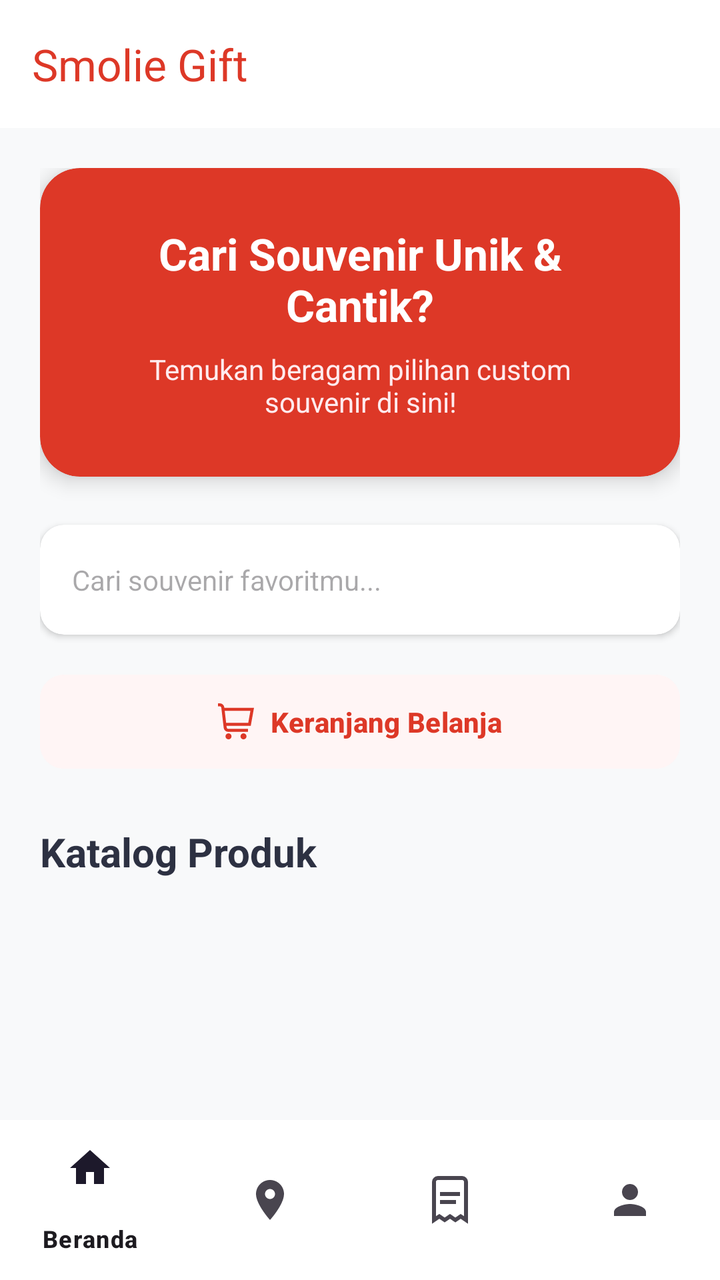
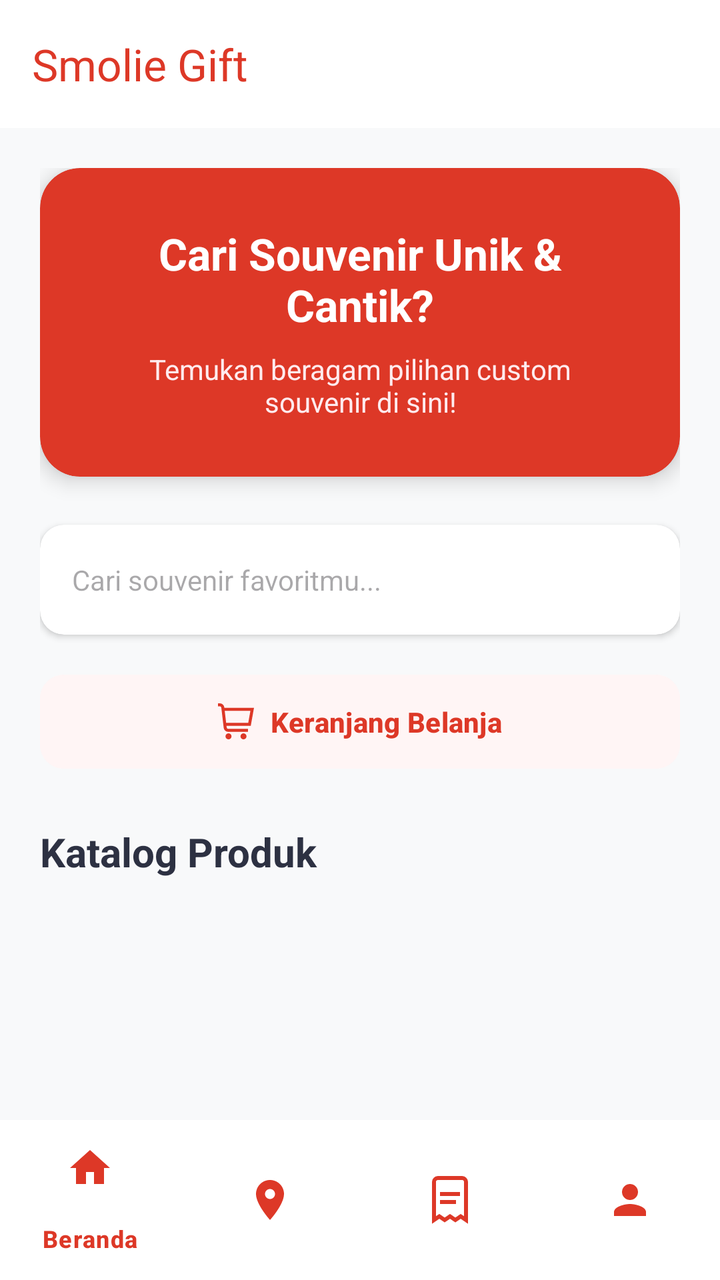

Two renders of the same Android screen: before a commit and after it. Below are the layout's source before the change and the commit's diff.
<!-- AndroidManifest.xml: application theme Theme.SmolieGiftMobile -->
<!-- res/layout/activity_pembeli_dashboard.xml -->
<?xml version="1.0" encoding="utf-8"?>
<androidx.constraintlayout.widget.ConstraintLayout xmlns:android="http://schemas.android.com/apk/res/android"
    xmlns:app="http://schemas.android.com/apk/res-auto"
    android:layout_width="match_parent"
    android:layout_height="match_parent"
    android:background="#F8F9FA">

    <androidx.appcompat.widget.Toolbar
        android:id="@+id/toolbarPembeli"
        android:layout_width="match_parent"
        android:layout_height="?attr/actionBarSize"
        android:background="#FFFFFF"
        android:elevation="4dp"
        app:title="Smolie Gift"
        app:titleTextColor="#DD3827"
        app:layout_constraintTop_toTopOf="parent" />

    <FrameLayout
        android:id="@+id/contentFramePembeli"
        android:layout_width="match_parent"
        android:layout_height="0dp"
        app:layout_constraintTop_toBottomOf="@id/toolbarPembeli"
        app:layout_constraintBottom_toTopOf="@id/bottomNavPembeli">

        <ScrollView
            android:id="@+id/layoutHomePembeli"
            android:layout_width="match_parent"
            android:layout_height="match_parent"
            android:visibility="visible">

            <LinearLayout
                android:layout_width="match_parent"
                android:layout_height="wrap_content"
                android:orientation="vertical"
                android:padding="20dp"
                android:paddingBottom="32dp">

                <androidx.cardview.widget.CardView
                    android:layout_width="match_parent"
                    android:layout_height="wrap_content"
                    app:cardBackgroundColor="#DD3827"
                    app:cardCornerRadius="20dp"
                    app:cardElevation="6dp"
                    android:layout_marginBottom="24dp">

                    <LinearLayout
                        android:layout_width="match_parent"
                        android:layout_height="wrap_content"
                        android:gravity="center"
                        android:orientation="vertical"
                        android:padding="28dp">

                        <TextView
                            android:id="@+id/tvHeaderTitle"
                            android:layout_width="wrap_content"
                            android:layout_height="wrap_content"
                            android:text="Cari Souvenir Unik &amp; Cantik?"
                            android:textAlignment="center"
                            android:textColor="#FFFFFF"
                            android:textSize="22sp"
                            android:textStyle="bold" />

                        <TextView
                            android:id="@+id/tvHeaderSub"
                            android:layout_width="wrap_content"
                            android:layout_height="wrap_content"
                            android:layout_marginTop="8dp"
                            android:text="Temukan beragam pilihan custom souvenir di sini!"
                            android:textAlignment="center"
                            android:textColor="#FFEBEE"
                            android:textSize="14sp" />
                    </LinearLayout>
                </androidx.cardview.widget.CardView>

                <LinearLayout
                    android:id="@+id/llKasirActions"
                    android:layout_width="match_parent"
                    android:layout_height="wrap_content"
                    android:orientation="horizontal"
                    android:layout_marginBottom="16dp"
                    android:visibility="gone">

                    <Button
                        android:id="@+id/btnInputManualBaru"
                        android:layout_width="0dp"
                        android:layout_height="60dp"
                        android:layout_weight="1"
                        android:text="Input Manual"
                        android:backgroundTint="#2D3142"
                        android:textColor="#FFFFFF"
                        android:textStyle="bold"
                        app:cornerRadius="12dp"
                        android:layout_marginEnd="8dp"
                        app:icon="@drawable/edit"
                        app:iconTint="#FFFFFF"/>

                    <Button
                        android:id="@+id/btnLihatKeranjangKasir"
                        android:layout_width="0dp"
                        android:layout_height="60dp"
                        android:layout_weight="1"
                        android:text="Keranjang"
                        android:backgroundTint="#DD3827"
                        android:textColor="#FFFFFF"
                        android:textStyle="bold"
                        app:cornerRadius="12dp"
                        app:icon="@drawable/shopping_cart"
                        app:iconTint="#FFFFFF"/>
                </LinearLayout>

                <androidx.cardview.widget.CardView
                    android:layout_width="match_parent"
                    android:layout_height="wrap_content"
                    app:cardCornerRadius="12dp"
                    app:cardElevation="2dp"
                    android:layout_marginBottom="16dp"
                    app:cardBackgroundColor="#FFFFFF">
                    <AutoCompleteTextView
                        android:id="@+id/acSearchProduk"
                        android:layout_width="match_parent"
                        android:layout_height="55dp"
                        android:background="@android:color/transparent"
                        android:hint="Cari souvenir favoritmu..."
                        android:paddingStart="16dp"
                        android:paddingEnd="16dp"
                        android:textColor="#2D3142"
                        android:textSize="14sp"
                        android:completionThreshold="1"/>
                </androidx.cardview.widget.CardView>

                <Button
                    android:id="@+id/btnLihatKeranjang"
                    android:layout_width="match_parent"
                    android:layout_height="55dp"
                    android:text="Keranjang Belanja"
                    app:icon="@drawable/shopping_cart"
                    app:iconGravity="textStart"
                    android:backgroundTint="#FFF5F5"
                    android:textColor="#DD3827"
                    app:iconTint="#DD3827"
                    android:textStyle="bold"
                    app:cornerRadius="12dp"
                    android:layout_marginBottom="24dp"
                    android:elevation="2dp"/>

                <TextView
                    android:id="@+id/tvLabelKatalog"
                    android:layout_width="wrap_content"
                    android:layout_height="wrap_content"
                    android:text="Katalog Produk"
                    android:textColor="#2D3142"
                    android:textStyle="bold"
                    android:textSize="20sp"
                    android:layout_marginBottom="16dp"/>

                <GridLayout
                    android:id="@+id/glDaftarProdukPembeli"
                    android:layout_width="match_parent"
                    android:layout_height="wrap_content"
                    android:columnCount="2"
                    android:alignmentMode="alignMargins"
                    android:columnOrderPreserved="false" />
            </LinearLayout>
        </ScrollView>

        <FrameLayout
            android:id="@+id/fragmentContainerPembeli"
            android:layout_width="match_parent"
            android:layout_height="match_parent"
            android:visibility="gone" />

        
        <FrameLayout
            android:id="@+id/layoutLocationPembeli"
            android:layout_width="match_parent"
            android:layout_height="match_parent"
            android:visibility="gone">

            <org.osmdroid.views.MapView
                android:id="@+id/mapOsm"
                android:layout_width="match_parent"
                android:layout_height="match_parent"/>

            <com.google.android.material.floatingactionbutton.FloatingActionButton
                android:id="@+id/fabMyLocation"
                android:layout_width="wrap_content"
                android:layout_height="wrap_content"
                android:layout_gravity="bottom|end"
                android:layout_margin="16dp"
                android:src="@drawable/ic_my_location"
                app:backgroundTint="#FFFFFF"
                app:tint="#DD3827"
                app:fabSize="normal" />

        </FrameLayout>

        <ScrollView
            android:id="@+id/layoutProfilePembeli"
            android:layout_width="match_parent"
            android:layout_height="match_parent"
            android:visibility="gone">

            <LinearLayout
                android:layout_width="match_parent"
                android:layout_height="wrap_content"
                android:orientation="vertical"
                android:padding="24dp"
                android:gravity="center_horizontal">

                <androidx.cardview.widget.CardView
                    android:layout_width="100dp"
                    android:layout_height="100dp"
                    app:cardCornerRadius="50dp"
                    app:cardElevation="4dp"
                    android:layout_marginBottom="16dp">
                    <ImageView
                        android:layout_width="match_parent"
                        android:layout_height="match_parent"
                        android:src="@drawable/ic_person"
                        app:tint="#DD3827"
                        android:padding="20dp"
                        android:scaleType="centerInside"/>
                </androidx.cardview.widget.CardView>

                <TextView
                    android:id="@+id/tvProfileName"
                    android:layout_width="wrap_content"
                    android:layout_height="wrap_content"
                    android:text="Nama Pembeli"
                    android:textSize="24sp"
                    android:textStyle="bold"
                    android:textColor="#2D3142"/>

                <TextView
                    android:id="@+id/tvProfileEmail"
                    android:layout_width="wrap_content"
                    android:layout_height="wrap_content"
                    android:text="email@example.com"
                    android:textSize="16sp"
                    android:textColor="#64748B"
                    android:layout_marginBottom="32dp"/>

                <androidx.cardview.widget.CardView
                    android:layout_width="match_parent"
                    android:layout_height="wrap_content"
                    app:cardCornerRadius="16dp"
                    app:cardElevation="3dp"
                    android:backgroundTint="#FFFFFF">
                    <LinearLayout
                        android:layout_width="match_parent"
                        android:layout_height="wrap_content"
                        android:orientation="vertical"
                        android:padding="20dp">
                        <TextView
                            android:layout_width="wrap_content"
                            android:layout_height="wrap_content"
                            android:text="Informasi Akun"
                            android:textStyle="bold"
                            android:textColor="#2D3142"
                            android:textSize="16sp"
                            android:layout_marginBottom="16dp"/>

                        <TextView
                            android:id="@+id/tvProfileUsername"
                            android:layout_width="wrap_content"
                            android:layout_height="wrap_content"
                            android:text="Username: -"
                            android:textColor="#64748B"
                            android:textSize="14sp"/>

                        <View android:layout_width="match_parent" android:layout_height="1dp" android:background="#F1F5F9" android:layout_marginTop="12dp" android:layout_marginBottom="12dp"/>

                        <TextView
                            android:id="@+id/tvProfileGender"
                            android:layout_width="wrap_content"
                            android:layout_height="wrap_content"
                            android:text="Jenis Kelamin: -"
                            android:textColor="#64748B"
                            android:textSize="14sp"/>

                        <View android:layout_width="match_parent" android:layout_height="1dp" android:background="#F1F5F9" android:layout_marginTop="12dp" android:layout_marginBottom="12dp"/>

                        <TextView
                            android:id="@+id/tvProfilePhone"
                            android:layout_width="wrap_content"
                            android:layout_height="wrap_content"
                            android:text="Telepon: -"
                            android:textColor="#64748B"
                            android:textSize="14sp"/>

                        <View android:layout_width="match_parent" android:layout_height="1dp" android:background="#F1F5F9" android:layout_marginTop="12dp" android:layout_marginBottom="12dp"/>

                        <TextView
                            android:id="@+id/tvProfileAddress"
                            android:layout_width="wrap_content"
                            android:layout_height="wrap_content"
                            android:text="Alamat: -"
                            android:textColor="#64748B"
                            android:textSize="14sp"/>
                    </LinearLayout>
                </androidx.cardview.widget.CardView>
            </LinearLayout>
        </ScrollView>
    </FrameLayout>

    <com.google.android.material.bottomnavigation.BottomNavigationView
        android:id="@+id/bottomNavPembeli"
        android:layout_width="match_parent"
        android:layout_height="wrap_content"
        android:background="#FFFFFF"
        app:elevation="8dp"
        app:menu="@menu/pembeli_bottom_menu"
        app:layout_constraintBottom_toBottomOf="parent" />

</androidx.constraintlayout.widget.ConstraintLayout>
<!-- resources referenced by this layout -->
<resources>
  <!-- drawable edit (drawable) -->
  <vector xmlns:android="http://schemas.android.com/apk/res/android"
      android:width="512dp"
      android:height="512dp"
      android:viewportWidth="24"
      android:viewportHeight="24">
    <path
        android:fillColor="#FF000000"
        android:pathData="M18.656,0.93 L6.464,13.122A4.966,4.966 0,0 0,5 16.657L5,18a1,1 0,0 0,1 1L7.343,19a4.966,4.966 0,0 0,3.535 -1.464L23.07,5.344a3.125,3.125 0,0 0,0 -4.414A3.194,3.194 0,0 0,18.656 0.93ZM21.656,3.93L9.464,16.122A3.02,3.02 0,0 1,7.343 17L7,17v-0.343a3.02,3.02 0,0 1,0.878 -2.121L20.07,2.344a1.148,1.148 0,0 1,1.586 0A1.123,1.123 0,0 1,21.656 3.93Z"/>
    <path
        android:fillColor="#FF000000"
        android:pathData="M23,8.979a1,1 0,0 0,-1 1V15H18a3,3 0,0 0,-3 3v4H5a3,3 0,0 1,-3 -3V5A3,3 0,0 1,5 2h9.042a1,1 0,0 0,0 -2H5A5.006,5.006 0,0 0,0 5V19a5.006,5.006 0,0 0,5 5H16.343a4.968,4.968 0,0 0,3.536 -1.464l2.656,-2.658A4.968,4.968 0,0 0,24 16.343V9.979A1,1 0,0 0,23 8.979ZM18.465,21.122a2.975,2.975 0,0 1,-1.465 0.8V18a1,1 0,0 1,1 -1h3.925a3.016,3.016 0,0 1,-0.8 1.464Z"/>
  </vector>
  <!-- drawable ic_my_location (drawable) -->
  <vector xmlns:android="http://schemas.android.com/apk/res/android"
      android:width="24dp"
      android:height="24dp"
      android:viewportWidth="24"
      android:viewportHeight="24">
      <path
          android:fillColor="#FF000000"
          android:pathData="M12,8c-2.21,0 -4,1.79 -4,4s1.79,4 4,4 4,-1.79 4,-4 -1.79,-4 -4,-4zM20.94,11c-0.46,-4.17 -3.77,-7.48 -7.94,-7.94V1h-2v2.06C6.83,3.52 3.52,6.83 3.06,11H1v2h2.06c0.46,4.17 3.77,7.48 7.94,7.94V23h2v-2.06c4.17,-0.46 7.48,-3.77 7.94,-7.94H23v-2h-2.06zM12,19c-3.87,0 -7,-3.13 -7,-7s3.13,-7 7,-7 7,3.13 7,7 -3.13,7 -7,7z"/>
  </vector>
  <!-- drawable ic_person (drawable) -->
  <vector xmlns:android="http://schemas.android.com/apk/res/android"
      android:width="24dp"
      android:height="24dp"
      android:viewportWidth="24"
      android:viewportHeight="24">
      <path
          android:fillColor="#FF000000"
          android:pathData="M12,12c2.21,0 4,-1.79 4,-4s-1.79,-4 -4,-4 -4,1.79 -4,4 1.79,4 4,4zM12,14c-2.67,0 -8,1.34 -8,4v2h16v-2c0,-2.66 -5.33,-4 -8,-4z" />
  </vector>
  <!-- drawable shopping_cart (drawable) -->
  <vector xmlns:android="http://schemas.android.com/apk/res/android"
      android:width="512dp"
      android:height="512dp"
      android:viewportWidth="24"
      android:viewportHeight="24">
    <path
        android:fillColor="#FF000000"
        android:pathData="M24,3H4.242L4.2,2.649A3,3 0,0 0,1.222 0H0V2H1.222a1,1 0,0 1,0.993 0.883L3.8,16.351A3,3 0,0 0,6.778 19H20V17H6.778a1,1 0,0 1,-0.993 -0.884L5.654,15H21.836ZM20.164,13H5.419L4.478,5H21.607Z"/>
    <path
        android:fillColor="#FF000000"
        android:pathData="M7,22m-2,0a2,2 0,1 1,4 0a2,2 0,1 1,-4 0"/>
    <path
        android:fillColor="#FF000000"
        android:pathData="M17,22m-2,0a2,2 0,1 1,4 0a2,2 0,1 1,-4 0"/>
  </vector>
  <style name="Theme.SmolieGiftMobile" parent="Base.Theme.SmolieGiftMobile" />
  <style name="Base.Theme.SmolieGiftMobile" parent="Theme.Material3.DayNight.NoActionBar">
          
          <item name="colorPrimary">#DD3827</item>
          <item name="colorOnPrimary">#FFFFFF</item>
      </style>
</resources>

<!-- the commit's change to res/layout/activity_pembeli_dashboard.xml (unified diff, before → after) -->
@@ -233,12 +233,13 @@
 
                 <TextView
                     android:id="@+id/tvProfileEmail"
-                    android:layout_width="wrap_content"
+                    android:layout_width="match_parent"
                     android:layout_height="wrap_content"
                     android:text="email@example.com"
-                    android:textSize="16sp"
-                    android:textColor="#64748B"
-                    android:layout_marginBottom="32dp"/>
+                    android:textSize="18sp"
+                    android:textColor="#666666"
+                    android:gravity="center"
+                    android:textAlignment="center" />
 
                 <androidx.cardview.widget.CardView
                     android:layout_width="match_parent"
@@ -308,8 +309,11 @@
         android:layout_width="match_parent"
         android:layout_height="wrap_content"
         android:background="#FFFFFF"
+        app:itemIconTint="#DD3827"
+        app:itemTextColor="#DD3827"
         app:elevation="8dp"
         app:menu="@menu/pembeli_bottom_menu"
+        app:labelVisibilityMode="selected"
         app:layout_constraintBottom_toBottomOf="parent" />
 
 </androidx.constraintlayout.widget.ConstraintLayout>
